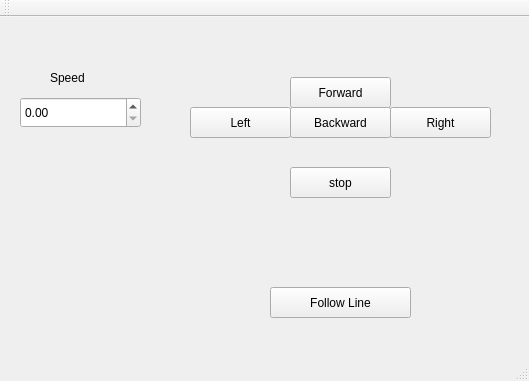
eneles91/ProgMechSys, file Roboter_GUI/mainwindow.ui: the form before one commit.
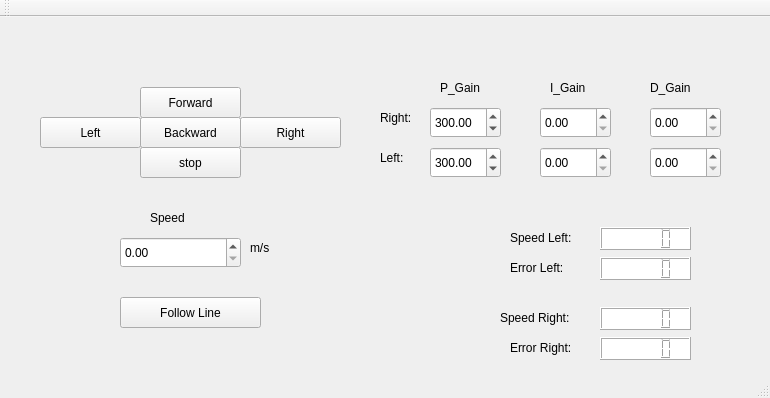
The form after the commit.

Commit message: Live tuning of PID gains

Patch:
```diff
--- a/Roboter_GUI/mainwindow.ui
+++ b/Roboter_GUI/mainwindow.ui
@@ -6,8 +6,8 @@
    <rect>
     <x>0</x>
     <y>0</y>
-    <width>529</width>
-    <height>381</height>
+    <width>770</width>
+    <height>398</height>
    </rect>
   </property>
   <property name="windowTitle">
@@ -17,8 +17,8 @@
    <widget class="QPushButton" name="btn_forward">
     <property name="geometry">
      <rect>
-      <x>290</x>
-      <y>60</y>
+      <x>140</x>
+      <y>70</y>
       <width>101</width>
       <height>31</height>
      </rect>
@@ -30,8 +30,8 @@
    <widget class="QPushButton" name="btn_backward">
     <property name="geometry">
      <rect>
-      <x>290</x>
-      <y>90</y>
+      <x>140</x>
+      <y>100</y>
       <width>101</width>
       <height>31</height>
      </rect>
@@ -43,8 +43,8 @@
    <widget class="QPushButton" name="btn_right">
     <property name="geometry">
      <rect>
-      <x>390</x>
-      <y>90</y>
+      <x>240</x>
+      <y>100</y>
       <width>101</width>
       <height>31</height>
      </rect>
@@ -56,8 +56,8 @@
    <widget class="QPushButton" name="btn_left">
     <property name="geometry">
      <rect>
-      <x>190</x>
-      <y>90</y>
+      <x>40</x>
+      <y>100</y>
       <width>101</width>
       <height>31</height>
      </rect>
@@ -69,8 +69,8 @@
    <widget class="QPushButton" name="btn_stop">
     <property name="geometry">
      <rect>
-      <x>290</x>
-      <y>150</y>
+      <x>140</x>
+      <y>130</y>
       <width>101</width>
       <height>31</height>
      </rect>
@@ -82,8 +82,8 @@
    <widget class="QLabel" name="label">
     <property name="geometry">
      <rect>
-      <x>50</x>
-      <y>50</y>
+      <x>150</x>
+      <y>190</y>
       <width>68</width>
       <height>21</height>
      </rect>
@@ -95,8 +95,8 @@
    <widget class="QPushButton" name="btn_followLine">
     <property name="geometry">
      <rect>
-      <x>270</x>
-      <y>270</y>
+      <x>120</x>
+      <y>280</y>
       <width>141</width>
       <height>31</height>
      </rect>
@@ -108,13 +108,834 @@
    <widget class="QDoubleSpinBox" name="btn_speed">
     <property name="geometry">
      <rect>
-      <x>20</x>
-      <y>80</y>
+      <x>120</x>
+      <y>220</y>
       <width>121</width>
       <height>31</height>
      </rect>
     </property>
    </widget>
+   <widget class="QLabel" name="label_2">
+    <property name="geometry">
+     <rect>
+      <x>250</x>
+      <y>220</y>
+      <width>31</width>
+      <height>21</height>
+     </rect>
+    </property>
+    <property name="text">
+     <string>m/s</string>
+    </property>
+   </widget>
+   <widget class="QLCDNumber" name="indic_speed_left">
+    <property name="geometry">
+     <rect>
+      <x>600</x>
+      <y>210</y>
+      <width>91</width>
+      <height>23</height>
+     </rect>
+    </property>
+    <property name="palette">
+     <palette>
+      <active>
+       <colorrole role="WindowText">
+        <brush brushstyle="SolidPattern">
+         <color alpha="255">
+          <red>250</red>
+          <green>0</green>
+          <blue>0</blue>
+         </color>
+        </brush>
+       </colorrole>
+       <colorrole role="Button">
+        <brush brushstyle="SolidPattern">
+         <color alpha="255">
+          <red>255</red>
+          <green>255</green>
+          <blue>255</blue>
+         </color>
+        </brush>
+       </colorrole>
+       <colorrole role="Text">
+        <brush brushstyle="SolidPattern">
+         <color alpha="255">
+          <red>250</red>
+          <green>0</green>
+          <blue>0</blue>
+         </color>
+        </brush>
+       </colorrole>
+       <colorrole role="ButtonText">
+        <brush brushstyle="SolidPattern">
+         <color alpha="255">
+          <red>250</red>
+          <green>0</green>
+          <blue>0</blue>
+         </color>
+        </brush>
+       </colorrole>
+       <colorrole role="Base">
+        <brush brushstyle="SolidPattern">
+         <color alpha="255">
+          <red>255</red>
+          <green>255</green>
+          <blue>255</blue>
+         </color>
+        </brush>
+       </colorrole>
+       <colorrole role="Window">
+        <brush brushstyle="SolidPattern">
+         <color alpha="255">
+          <red>255</red>
+          <green>255</green>
+          <blue>255</blue>
+         </color>
+        </brush>
+       </colorrole>
+       <colorrole role="HighlightedText">
+        <brush brushstyle="SolidPattern">
+         <color alpha="255">
+          <red>0</red>
+          <green>0</green>
+          <blue>0</blue>
+         </color>
+        </brush>
+       </colorrole>
+      </active>
+      <inactive>
+       <colorrole role="WindowText">
+        <brush brushstyle="SolidPattern">
+         <color alpha="255">
+          <red>250</red>
+          <green>0</green>
+          <blue>0</blue>
+         </color>
+        </brush>
+       </colorrole>
+       <colorrole role="Button">
+        <brush brushstyle="SolidPattern">
+         <color alpha="255">
+          <red>255</red>
+          <green>255</green>
+          <blue>255</blue>
+         </color>
+        </brush>
+       </colorrole>
+       <colorrole role="Text">
+        <brush brushstyle="SolidPattern">
+         <color alpha="255">
+          <red>250</red>
+          <green>0</green>
+          <blue>0</blue>
+         </color>
+        </brush>
+       </colorrole>
+       <colorrole role="ButtonText">
+        <brush brushstyle="SolidPattern">
+         <color alpha="255">
+          <red>250</red>
+          <green>0</green>
+          <blue>0</blue>
+         </color>
+        </brush>
+       </colorrole>
+       <colorrole role="Base">
+        <brush brushstyle="SolidPattern">
+         <color alpha="255">
+          <red>255</red>
+          <green>255</green>
+          <blue>255</blue>
+         </color>
+        </brush>
+       </colorrole>
+       <colorrole role="Window">
+        <brush brushstyle="SolidPattern">
+         <color alpha="255">
+          <red>255</red>
+          <green>255</green>
+          <blue>255</blue>
+         </color>
+        </brush>
+       </colorrole>
+       <colorrole role="HighlightedText">
+        <brush brushstyle="SolidPattern">
+         <color alpha="255">
+          <red>0</red>
+          <green>0</green>
+          <blue>0</blue>
+         </color>
+        </brush>
+       </colorrole>
+      </inactive>
+      <disabled>
+       <colorrole role="WindowText">
+        <brush brushstyle="SolidPattern">
+         <color alpha="255">
+          <red>250</red>
+          <green>0</green>
+          <blue>0</blue>
+         </color>
+        </brush>
+       </colorrole>
+       <colorrole role="Button">
+        <brush brushstyle="SolidPattern">
+         <color alpha="255">
+          <red>255</red>
+          <green>255</green>
+          <blue>255</blue>
+         </color>
+        </brush>
+       </colorrole>
+       <colorrole role="Text">
+        <brush brushstyle="SolidPattern">
+         <color alpha="255">
+          <red>250</red>
+          <green>0</green>
+          <blue>0</blue>
+         </color>
+        </brush>
+       </colorrole>
+       <colorrole role="ButtonText">
+        <brush brushstyle="SolidPattern">
+         <color alpha="255">
+          <red>250</red>
+          <green>0</green>
+          <blue>0</blue>
+         </color>
+        </brush>
+       </colorrole>
+       <colorrole role="Base">
+        <brush brushstyle="SolidPattern">
+         <color alpha="255">
+          <red>255</red>
+          <green>255</green>
+          <blue>255</blue>
+         </color>
+        </brush>
+       </colorrole>
+       <colorrole role="Window">
+        <brush brushstyle="SolidPattern">
+         <color alpha="255">
+          <red>255</red>
+          <green>255</green>
+          <blue>255</blue>
+         </color>
+        </brush>
+       </colorrole>
+       <colorrole role="HighlightedText">
+        <brush brushstyle="SolidPattern">
+         <color alpha="255">
+          <red>0</red>
+          <green>0</green>
+          <blue>0</blue>
+         </color>
+        </brush>
+       </colorrole>
+      </disabled>
+     </palette>
+    </property>
+    <property name="styleSheet">
+     <string notr="true">color: rgb(250, 0, 0);
+selection-color: rgb(0, 0, 0);
+background-color: rgb(255, 255, 255);</string>
+    </property>
+    <property name="value" stdset="0">
+     <double>0.000000000000000</double>
+    </property>
+   </widget>
+   <widget class="QLCDNumber" name="indic_speed_right">
+    <property name="geometry">
+     <rect>
+      <x>600</x>
+      <y>290</y>
+      <width>91</width>
+      <height>23</height>
+     </rect>
+    </property>
+    <property name="palette">
+     <palette>
+      <active>
+       <colorrole role="WindowText">
+        <brush brushstyle="SolidPattern">
+         <color alpha="255">
+          <red>6</red>
+          <green>6</green>
+          <blue>6</blue>
+         </color>
+        </brush>
+       </colorrole>
+       <colorrole role="Button">
+        <brush brushstyle="SolidPattern">
+         <color alpha="255">
+          <red>255</red>
+          <green>255</green>
+          <blue>255</blue>
+         </color>
+        </brush>
+       </colorrole>
+       <colorrole role="Base">
+        <brush brushstyle="SolidPattern">
+         <color alpha="255">
+          <red>255</red>
+          <green>255</green>
+          <blue>255</blue>
+         </color>
+        </brush>
+       </colorrole>
+       <colorrole role="Window">
+        <brush brushstyle="SolidPattern">
+         <color alpha="255">
+          <red>255</red>
+          <green>255</green>
+          <blue>255</blue>
+         </color>
+        </brush>
+       </colorrole>
+      </active>
+      <inactive>
+       <colorrole role="WindowText">
+        <brush brushstyle="SolidPattern">
+         <color alpha="255">
+          <red>6</red>
+          <green>6</green>
+          <blue>6</blue>
+         </color>
+        </brush>
+       </colorrole>
+       <colorrole role="Button">
+        <brush brushstyle="SolidPattern">
+         <color alpha="255">
+          <red>255</red>
+          <green>255</green>
+          <blue>255</blue>
+         </color>
+        </brush>
+       </colorrole>
+       <colorrole role="Base">
+        <brush brushstyle="SolidPattern">
+         <color alpha="255">
+          <red>255</red>
+          <green>255</green>
+          <blue>255</blue>
+         </color>
+        </brush>
+       </colorrole>
+       <colorrole role="Window">
+        <brush brushstyle="SolidPattern">
+         <color alpha="255">
+          <red>255</red>
+          <green>255</green>
+          <blue>255</blue>
+         </color>
+        </brush>
+       </colorrole>
+      </inactive>
+      <disabled>
+       <colorrole role="WindowText">
+        <brush brushstyle="SolidPattern">
+         <color alpha="255">
+          <red>143</red>
+          <green>146</green>
+          <blue>147</blue>
+         </color>
+        </brush>
+       </colorrole>
+       <colorrole role="Button">
+        <brush brushstyle="SolidPattern">
+         <color alpha="255">
+          <red>255</red>
+          <green>255</green>
+          <blue>255</blue>
+         </color>
+        </brush>
+       </colorrole>
+       <colorrole role="Base">
+        <brush brushstyle="SolidPattern">
+         <color alpha="255">
+          <red>255</red>
+          <green>255</green>
+          <blue>255</blue>
+         </color>
+        </brush>
+       </colorrole>
+       <colorrole role="Window">
+        <brush brushstyle="SolidPattern">
+         <color alpha="255">
+          <red>255</red>
+          <green>255</green>
+          <blue>255</blue>
+         </color>
+        </brush>
+       </colorrole>
+      </disabled>
+     </palette>
+    </property>
+    <property name="styleSheet">
+     <string notr="true">background-color: rgb(255, 255, 255);</string>
+    </property>
+    <property name="value" stdset="0">
+     <double>0.000000000000000</double>
+    </property>
+   </widget>
+   <widget class="QLabel" name="label_3">
+    <property name="geometry">
+     <rect>
+      <x>510</x>
+      <y>210</y>
+      <width>81</width>
+      <height>21</height>
+     </rect>
+    </property>
+    <property name="text">
+     <string>Speed Left:</string>
+    </property>
+   </widget>
+   <widget class="QLabel" name="label_4">
+    <property name="geometry">
+     <rect>
+      <x>500</x>
+      <y>290</y>
+      <width>91</width>
+      <height>21</height>
+     </rect>
+    </property>
+    <property name="text">
+     <string>Speed Right:</string>
+    </property>
+   </widget>
+   <widget class="QLCDNumber" name="indic_error_left">
+    <property name="geometry">
+     <rect>
+      <x>600</x>
+      <y>240</y>
+      <width>91</width>
+      <height>23</height>
+     </rect>
+    </property>
+    <property name="palette">
+     <palette>
+      <active>
+       <colorrole role="WindowText">
+        <brush brushstyle="SolidPattern">
+         <color alpha="255">
+          <red>6</red>
+          <green>6</green>
+          <blue>6</blue>
+         </color>
+        </brush>
+       </colorrole>
+       <colorrole role="Button">
+        <brush brushstyle="SolidPattern">
+         <color alpha="255">
+          <red>255</red>
+          <green>255</green>
+          <blue>255</blue>
+         </color>
+        </brush>
+       </colorrole>
+       <colorrole role="Base">
+        <brush brushstyle="SolidPattern">
+         <color alpha="255">
+          <red>255</red>
+          <green>255</green>
+          <blue>255</blue>
+         </color>
+        </brush>
+       </colorrole>
+       <colorrole role="Window">
+        <brush brushstyle="SolidPattern">
+         <color alpha="255">
+          <red>255</red>
+          <green>255</green>
+          <blue>255</blue>
+         </color>
+        </brush>
+       </colorrole>
+      </active>
+      <inactive>
+       <colorrole role="WindowText">
+        <brush brushstyle="SolidPattern">
+         <color alpha="255">
+          <red>6</red>
+          <green>6</green>
+          <blue>6</blue>
+         </color>
+        </brush>
+       </colorrole>
+       <colorrole role="Button">
+        <brush brushstyle="SolidPattern">
+         <color alpha="255">
+          <red>255</red>
+          <green>255</green>
+          <blue>255</blue>
+         </color>
+        </brush>
+       </colorrole>
+       <colorrole role="Base">
+        <brush brushstyle="SolidPattern">
+         <color alpha="255">
+          <red>255</red>
+          <green>255</green>
+          <blue>255</blue>
+         </color>
+        </brush>
+       </colorrole>
+       <colorrole role="Window">
+        <brush brushstyle="SolidPattern">
+         <color alpha="255">
+          <red>255</red>
+          <green>255</green>
+          <blue>255</blue>
+         </color>
+        </brush>
+       </colorrole>
+      </inactive>
+      <disabled>
+       <colorrole role="WindowText">
+        <brush brushstyle="SolidPattern">
+         <color alpha="255">
+          <red>143</red>
+          <green>146</green>
+          <blue>147</blue>
+         </color>
+        </brush>
+       </colorrole>
+       <colorrole role="Button">
+        <brush brushstyle="SolidPattern">
+         <color alpha="255">
+          <red>255</red>
+          <green>255</green>
+          <blue>255</blue>
+         </color>
+        </brush>
+       </colorrole>
+       <colorrole role="Base">
+        <brush brushstyle="SolidPattern">
+         <color alpha="255">
+          <red>255</red>
+          <green>255</green>
+          <blue>255</blue>
+         </color>
+        </brush>
+       </colorrole>
+       <colorrole role="Window">
+        <brush brushstyle="SolidPattern">
+         <color alpha="255">
+          <red>255</red>
+          <green>255</green>
+          <blue>255</blue>
+         </color>
+        </brush>
+       </colorrole>
+      </disabled>
+     </palette>
+    </property>
+    <property name="styleSheet">
+     <string notr="true">background-color: rgb(255, 255, 255);</string>
+    </property>
+    <property name="value" stdset="0">
+     <double>0.000000000000000</double>
+    </property>
+   </widget>
+   <widget class="QLabel" name="label_5">
+    <property name="geometry">
+     <rect>
+      <x>510</x>
+      <y>240</y>
+      <width>81</width>
+      <height>21</height>
+     </rect>
+    </property>
+    <property name="text">
+     <string>Error Left:</string>
+    </property>
+   </widget>
+   <widget class="QLCDNumber" name="indic_error_right">
+    <property name="geometry">
+     <rect>
+      <x>600</x>
+      <y>320</y>
+      <width>91</width>
+      <height>23</height>
+     </rect>
+    </property>
+    <property name="palette">
+     <palette>
+      <active>
+       <colorrole role="WindowText">
+        <brush brushstyle="SolidPattern">
+         <color alpha="255">
+          <red>6</red>
+          <green>6</green>
+          <blue>6</blue>
+         </color>
+        </brush>
+       </colorrole>
+       <colorrole role="Button">
+        <brush brushstyle="SolidPattern">
+         <color alpha="255">
+          <red>255</red>
+          <green>255</green>
+          <blue>255</blue>
+         </color>
+        </brush>
+       </colorrole>
+       <colorrole role="Base">
+        <brush brushstyle="SolidPattern">
+         <color alpha="255">
+          <red>255</red>
+          <green>255</green>
+          <blue>255</blue>
+         </color>
+        </brush>
+       </colorrole>
+       <colorrole role="Window">
+        <brush brushstyle="SolidPattern">
+         <color alpha="255">
+          <red>255</red>
+          <green>255</green>
+          <blue>255</blue>
+         </color>
+        </brush>
+       </colorrole>
+      </active>
+      <inactive>
+       <colorrole role="WindowText">
+        <brush brushstyle="SolidPattern">
+         <color alpha="255">
+          <red>6</red>
+          <green>6</green>
+          <blue>6</blue>
+         </color>
+        </brush>
+       </colorrole>
+       <colorrole role="Button">
+        <brush brushstyle="SolidPattern">
+         <color alpha="255">
+          <red>255</red>
+          <green>255</green>
+          <blue>255</blue>
+         </color>
+        </brush>
+       </colorrole>
+       <colorrole role="Base">
+        <brush brushstyle="SolidPattern">
+         <color alpha="255">
+          <red>255</red>
+          <green>255</green>
+          <blue>255</blue>
+         </color>
+        </brush>
+       </colorrole>
+       <colorrole role="Window">
+        <brush brushstyle="SolidPattern">
+         <color alpha="255">
+          <red>255</red>
+          <green>255</green>
+          <blue>255</blue>
+         </color>
+        </brush>
+       </colorrole>
+      </inactive>
+      <disabled>
+       <colorrole role="WindowText">
+        <brush brushstyle="SolidPattern">
+         <color alpha="255">
+          <red>143</red>
+          <green>146</green>
+          <blue>147</blue>
+         </color>
+        </brush>
+       </colorrole>
+       <colorrole role="Button">
+        <brush brushstyle="SolidPattern">
+         <color alpha="255">
+          <red>255</red>
+          <green>255</green>
+          <blue>255</blue>
+         </color>
+        </brush>
+       </colorrole>
+       <colorrole role="Base">
+        <brush brushstyle="SolidPattern">
+         <color alpha="255">
+          <red>255</red>
+          <green>255</green>
+          <blue>255</blue>
+         </color>
+        </brush>
+       </colorrole>
+       <colorrole role="Window">
+        <brush brushstyle="SolidPattern">
+         <color alpha="255">
+          <red>255</red>
+          <green>255</green>
+          <blue>255</blue>
+         </color>
+        </brush>
+       </colorrole>
+      </disabled>
+     </palette>
+    </property>
+    <property name="styleSheet">
+     <string notr="true">background-color: rgb(255, 255, 255);</string>
+    </property>
+    <property name="value" stdset="0">
+     <double>0.000000000000000</double>
+    </property>
+   </widget>
+   <widget class="QLabel" name="label_6">
+    <property name="geometry">
+     <rect>
+      <x>510</x>
+      <y>320</y>
+      <width>81</width>
+      <height>21</height>
+     </rect>
+    </property>
+    <property name="text">
+     <string>Error Right:</string>
+    </property>
+   </widget>
+   <widget class="QLabel" name="label_7">
+    <property name="geometry">
+     <rect>
+      <x>440</x>
+      <y>60</y>
+      <width>68</width>
+      <height>21</height>
+     </rect>
+    </property>
+    <property name="text">
+     <string>P_Gain</string>
+    </property>
+   </widget>
+   <widget class="QLabel" name="label_8">
+    <property name="geometry">
+     <rect>
+      <x>550</x>
+      <y>60</y>
+      <width>68</width>
+      <height>21</height>
+     </rect>
+    </property>
+    <property name="text">
+     <string>I_Gain</string>
+    </property>
+   </widget>
+   <widget class="QLabel" name="label_9">
+    <property name="geometry">
+     <rect>
+      <x>650</x>
+      <y>60</y>
+      <width>68</width>
+      <height>21</height>
+     </rect>
+    </property>
+    <property name="text">
+     <string>D_Gain</string>
+    </property>
+   </widget>
+   <widget class="QDoubleSpinBox" name="pGain_r">
+    <property name="geometry">
+     <rect>
+      <x>430</x>
+      <y>90</y>
+      <width>71</width>
+      <height>31</height>
+     </rect>
+    </property>
+    <property name="maximum">
+     <double>1000.000000000000000</double>
+    </property>
+    <property name="value">
+     <double>300.000000000000000</double>
+    </property>
+   </widget>
+   <widget class="QDoubleSpinBox" name="iGain_r">
+    <property name="geometry">
+     <rect>
+      <x>540</x>
+      <y>90</y>
+      <width>71</width>
+      <height>31</height>
+     </rect>
+    </property>
+   </widget>
+   <widget class="QDoubleSpinBox" name="dGain_r">
+    <property name="geometry">
+     <rect>
+      <x>650</x>
+      <y>90</y>
+      <width>71</width>
+      <height>31</height>
+     </rect>
+    </property>
+   </widget>
+   <widget class="QDoubleSpinBox" name="dGain_l">
+    <property name="geometry">
+     <rect>
+      <x>650</x>
+      <y>130</y>
+      <width>71</width>
+      <height>31</height>
+     </rect>
+    </property>
+   </widget>
+   <widget class="QDoubleSpinBox" name="pGain_l">
+    <property name="geometry">
+     <rect>
+      <x>430</x>
+      <y>130</y>
+      <width>71</width>
+      <height>31</height>
+     </rect>
+    </property>
+    <property name="maximum">
+     <double>1000.000000000000000</double>
+    </property>
+    <property name="value">
+     <double>300.000000000000000</double>
+    </property>
+   </widget>
+   <widget class="QDoubleSpinBox" name="iGain_l">
+    <property name="geometry">
+     <rect>
+      <x>540</x>
+      <y>130</y>
+      <width>71</width>
+      <height>31</height>
+     </rect>
+    </property>
+   </widget>
+   <widget class="QLabel" name="label_10">
+    <property name="geometry">
+     <rect>
+      <x>380</x>
+      <y>90</y>
+      <width>41</width>
+      <height>21</height>
+     </rect>
+    </property>
+    <property name="text">
+     <string>Right:</string>
+    </property>
+   </widget>
+   <widget class="QLabel" name="label_11">
+    <property name="geometry">
+     <rect>
+      <x>380</x>
+      <y>130</y>
+      <width>41</width>
+      <height>21</height>
+     </rect>
+    </property>
+    <property name="text">
+     <string>Left:</string>
+    </property>
+   </widget>
   </widget>
   <widget class="QToolBar" name="mainToolBar">
    <attribute name="toolBarArea">
```
The commit also changes 10 other files.
